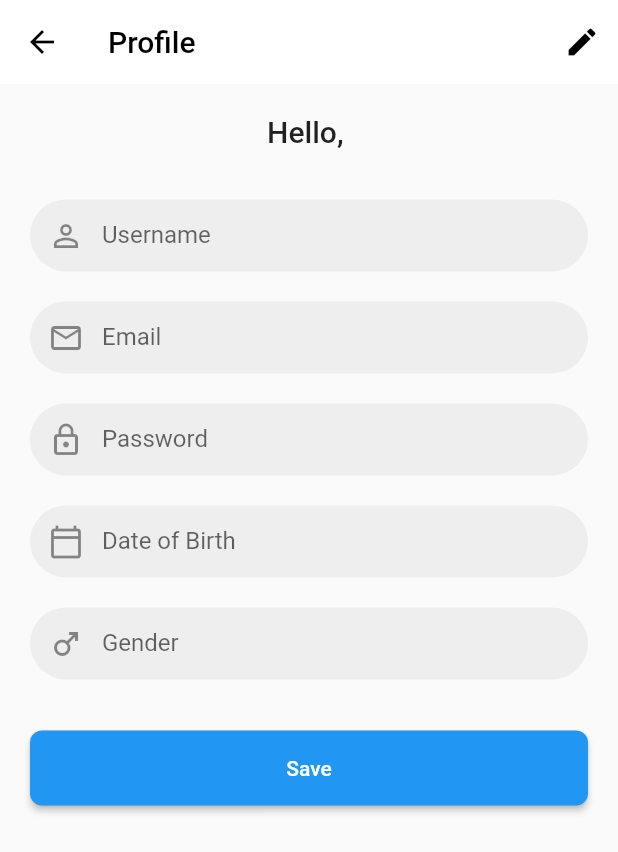
After one commit to SaunOne/tubesPBP_9_Fithub, a Flutter app: the ProfileView screen opened directly, on a phone screen of 412 x 824 dp. The commit adds this screen. Shown: the top 852 px of the screen. Run offline on Flutter 3.47's test engine with Material 2 defaults, Android fonts, the phone set to English and light mode, and no system bars; our stand-ins replace image_picker, shared_preferences; missing offline and left inert: dart:ffi; accounts and stored records are empty; network calls fail.

Commit message:
Update Profile with API User Data

```diff
--- a/lib/dataBaseQuery/Query.dart
+++ b/lib/dataBaseQuery/Query.dart
@@ -5,7 +5,7 @@ import 'package:http/http.dart';
 import 'package:shared_preferences/shared_preferences.dart';
 
 class Query {
-  static const String URL = "192.168.18.238:8000";
+  static const String URL = "10.0.2.2:8000";
   static const String Endpoint = "api/user";
   String token = '';
 
--- a/lib/route/Routes.dart
+++ b/lib/route/Routes.dart
@@ -4,4 +4,5 @@
 class Routes {
   static const  PreLogin = '/';
   static const Login = '/login';
+  static const profile = '/profileView';
 }
--- a/lib/view/Login.dart
+++ b/lib/view/Login.dart
@@ -6,6 +6,7 @@ import 'package:griding/constant/color.dart';
 import 'package:griding/view/NewPassword.dart';
 import 'package:griding/dataBaseQuery/Auth.dart';
 import 'package:griding/dataBaseQuery/Auth.dart';
+import 'package:griding/view/profileView.dart';
 import 'package:griding/view/test.dart';
 import 'package:http/http.dart';
 import 'package:shared_preferences/shared_preferences.dart';
@@ -46,7 +47,7 @@ class _LoginState extends State<Login> {
       Navigator.push(
         context,
         MaterialPageRoute(
-            builder: (context) => test()),
+            builder: (context) => ProfileView()),
       );
     }
     else{
--- /dev/null
+++ b/lib/view/profileView.dart
@@ -0,0 +1,367 @@
+import 'package:flutter/material.dart';
+import 'package:image_picker/image_picker.dart';
+import 'dart:io';
+import 'package:griding/Entity/User.dart';
+import 'package:shared_preferences/shared_preferences.dart';
+import 'dart:convert';
+import 'package:griding/Entity/ResponseDataUser.dart';
+import 'package:griding/dataBaseQuery/Query.dart';
+
+class ProfileView extends StatefulWidget {
+  const ProfileView({Key? key}) : super(key: key);
+
+  @override
+  _ProfileViewState createState() => _ProfileViewState();
+}
+
+class _ProfileViewState extends State<ProfileView> {
+  final TextEditingController usernameController = TextEditingController();
+  final TextEditingController phoneController = TextEditingController();
+  final TextEditingController emailController = TextEditingController();
+  final TextEditingController passwordController = TextEditingController();
+  final TextEditingController dateOfBirthController = TextEditingController();
+  final TextEditingController heightController = TextEditingController();
+  final TextEditingController weightController = TextEditingController();
+  final TextEditingController genderController = TextEditingController();
+
+  String gender = 'Male'; // Default gender value
+  final ImagePicker _picker = ImagePicker();
+  String? imagePath;
+
+  late int id = 0;
+  late User userData = User.empty(); // Initialize with an empty user object
+
+  @override
+  void initState() {
+    super.initState();
+    loadStoredData();
+  }
+
+  void loadStoredData() async {
+    SharedPreferences localStorage = await SharedPreferences.getInstance();
+
+    setState(() {
+      id = localStorage.getInt('id')!;
+      // Load user data when id is available
+      if (id != 0) {
+        getUserDataById();
+      }
+    });
+  }
+
+  void getUserDataById() async {
+    try {
+      User data = await getUserById(id);
+      setState(() {
+        userData = data;
+        usernameController.text = userData.username;
+        emailController.text = userData.email;
+        dateOfBirthController.text = userData.birthdate;
+        passwordController.text = userData.password;
+        genderController.text = userData.gender;
+      });
+    } catch (e) {
+      print("Error getting user data: $e");
+      // Handle the error if necessary
+    }
+  }
+
+  Future<void> _changeProfilePicture() async {
+    final XFile? image = await _picker.pickImage(source: ImageSource.gallery);
+    if (image != null) {
+      setState(() {
+        imagePath = image.path;
+      });
+    }
+  }
+
+  void _saveProfile() {
+    // Implement your save logic here
+    print('Save profile data');
+  }
+
+  @override
+  Widget build(BuildContext context) {
+    return Scaffold(
+      appBar: AppBar(
+        leading: IconButton(
+          icon: Icon(Icons.arrow_back, color: Colors.black),
+          onPressed: () => Navigator.of(context).pop(),
+        ),
+        title: Text('Profile', style: TextStyle(color: Colors.black)),
+        backgroundColor: Colors.white,
+        elevation: 0,
+        actions: [
+          IconButton(
+            icon: Icon(Icons.edit, color: Colors.black),
+            onPressed: () {
+              // Implement your edit logic here
+              print('Edit profile');
+            },
+          ),
+        ],
+      ),
+      body: SingleChildScrollView(
+        padding: EdgeInsets.all(20.0),
+        child: Column(
+          children: [
+            // GestureDetector(
+            //   onTap: _changeProfilePicture,
+            //   child: CircleAvatar(
+            //     radius: 50,
+            //     backgroundColor: Colors.grey.shade300,
+            //     backgroundImage:
+            //         imagePath != null ? FileImage(File(imagePath!)) : null,
+            //     child: imagePath == null
+            //         ? Icon(Icons.camera_alt, color: Colors.grey.shade800)
+            //         : null,
+            //   ),
+            // ),
+            Text('Hello, ${userData.fullname}', style: TextStyle(fontSize: 20, fontWeight: FontWeight.w500),),
+            SizedBox(height: 24),
+            _ProfileTextField(
+              controller: usernameController,
+              label: "Username",
+              icon: Icons.person_outline,
+            ),
+            // _ProfileTextField(
+            //   controller: phoneController,
+            //   label: "No Telephone",
+            //   icon: Icons.phone_android_outlined,
+            // ),
+            _ProfileTextField(
+              controller: emailController,
+              label: "Email",
+              icon: Icons.email_outlined,
+            ),
+            _ProfileTextField(
+              controller: passwordController,
+              label: "Password",
+              icon: Icons.lock_outline,
+              isPassword: true,
+            ),
+            _ProfileDateField(
+              controller: dateOfBirthController,
+              label: "Date of Birth",
+              icon: Icons.calendar_today_outlined,
+            ),
+            _ProfileDateField(controller: genderController, label: "Gender", icon: Icons.male),
+            // Row(
+            //   mainAxisAlignment: MainAxisAlignment.spaceBetween,
+            //   children: [
+            //     Expanded(
+            //       child: _ProfileMetricField(
+            //         controller: heightController,
+            //         label: "Height",
+            //         icon: Icons.straighten,
+            //       ),
+            //     ),
+            //     SizedBox(width: 10),
+            //     Expanded(
+            //       child: _ProfileMetricField(
+            //         controller: weightController,
+            //         label: "Weight",
+            //         icon: Icons.monitor_weight,
+            //       ),
+            //     ),
+            //   ],
+            // ),
+            // _GenderSelector(
+            //   gender: gender,
+            //   onGenderChanged: (newGender) {
+            //     setState(() {
+            //       gender = newGender;
+            //     });
+            //   },
+            // ),
+            SizedBox(height: 24),
+            ElevatedButton(
+              onPressed: _saveProfile,
+              child: Text('Save'),
+              style: ElevatedButton.styleFrom(
+                primary: Colors.blue,
+                onPrimary: Colors.white,
+                shape: RoundedRectangleBorder(
+                  borderRadius: BorderRadius.circular(8),
+                ),
+                minimumSize: Size(double.infinity, 50),
+              ),
+            ),
+          ],
+        ),
+      ),
+      // Add BottomNavigationBar or other widgets if needed
+    );
+  }
+}
+
+class _ProfileTextField extends StatelessWidget {
+  final TextEditingController controller;
+  final String label;
+  final IconData icon;
+  final bool isPassword;
+
+  const _ProfileTextField({
+    Key? key,
+    required this.controller,
+    required this.label,
+    required this.icon,
+    this.isPassword = false,
+  }) : super(key: key);
+
+  @override
+  Widget build(BuildContext context) {
+    return Padding(
+      padding: const EdgeInsets.symmetric(vertical: 10),
+      child: TextField(
+        controller: controller,
+        decoration: InputDecoration(
+          labelText: label,
+          prefixIcon: Icon(icon),
+          filled: true,
+          fillColor: Colors.grey[200],
+          border: OutlineInputBorder(
+            borderRadius: BorderRadius.circular(25),
+            borderSide: BorderSide.none,
+          ),
+          contentPadding: EdgeInsets.symmetric(vertical: 0, horizontal: 15),
+        ),
+        obscureText: isPassword,
+      ),
+    );
+  }
+}
+
+class _ProfileMetricField extends StatelessWidget {
+  final TextEditingController controller;
+  final String label;
+  final IconData icon;
+
+  const _ProfileMetricField({
+    Key? key,
+    required this.controller,
+    required this.label,
+    required this.icon,
+  }) : super(key: key);
+
+  @override
+  Widget build(BuildContext context) {
+    return Padding(
+      padding: const EdgeInsets.symmetric(vertical: 10),
+      child: TextField(
+        controller: controller,
+        keyboardType: TextInputType.number,
+        decoration: InputDecoration(
+          labelText: label,
+          prefixIcon: Icon(icon),
+          filled: true,
+          fillColor: Colors.grey[200],
+          border: OutlineInputBorder(
+            borderRadius: BorderRadius.circular(25),
+            borderSide: BorderSide.none,
+          ),
+          contentPadding: EdgeInsets.symmetric(vertical: 0, horizontal: 15),
+        ),
+      ),
+    );
+  }
+}
+
+class _ProfileDateField extends StatelessWidget {
+  final TextEditingController controller;
+  final String label;
+  final IconData icon;
+
+  const _ProfileDateField({
+    Key? key,
+    required this.controller,
+    required this.label,
+    required this.icon,
+  }) : super(key: key);
+
+  @override
+  Widget build(BuildContext context) {
+    return Padding(
+      padding: const EdgeInsets.symmetric(vertical: 10),
+      child: TextField(
+        controller: controller,
+        decoration: InputDecoration(
+          labelText: label,
+          prefixIcon: Icon(icon),
+          filled: true,
+          fillColor: Colors.grey[200],
+          border: OutlineInputBorder(
+            borderRadius: BorderRadius.circular(25),
+            borderSide: BorderSide.none,
+          ),
+          contentPadding: EdgeInsets.symmetric(vertical: 0, horizontal: 15),
+        ),
+        readOnly: true,
+        onTap: () async {
+          DateTime? pickedDate = await showDatePicker(
+            context: context,
+            initialDate: DateTime.now(),
+            firstDate: DateTime(1900),
+            lastDate: DateTime(2100),
+          );
+          if (pickedDate != null) {
+            String formattedDate =
+                "${pickedDate.year}-${pickedDate.month}-${pickedDate.day}";
+            controller.text = formattedDate;
+          }
+        },
+      ),
+    );
+  }
+}
+
+class _GenderSelector extends StatelessWidget {
+  final String gender;
+  final ValueChanged<String> onGenderChanged;
+
+  const _GenderSelector({
+    Key? key,
+    required this.gender,
+    required this.onGenderChanged,
+  }) : super(key: key);
+
+  @override
+  Widget build(BuildContext context) {
+    return Padding(
+      padding: const EdgeInsets.symmetric(vertical: 10),
+      child: Row(
+        children: [
+          Expanded(
+            child: ListTile(
+              title: const Text('Male'),
+              leading: Radio<String>(
+                value: 'Male',
+                groupValue: gender,
+                onChanged: (value) {
+                  onGenderChanged(value!);
+                },
+              ),
+            ),
+          ),
+          Expanded(
+            child: ListTile(
+              title: const Text('Female'),
+              leading: Radio<String>(
+                value: 'Female',
+                groupValue: gender,
+                onChanged: (value) {
+                  onGenderChanged(value!);
+                },
+              ),
+            ),
+          ),
+        ],
+      ),
+    );
+  }
+}
+    Future<User> getUserById(int id) async {
+    print(id);
+    User data = await Query().getByUser(id);
+    return data;
+  }
--- a/pubspec.yaml
+++ b/pubspec.yaml
@@ -37,6 +37,7 @@ dependencies:
   cupertino_icons: ^1.0.2
   http: ^1.1.0
   shared_preferences: ^2.2.2
+  image_picker: ^1.0.4
 
 dev_dependencies:
   flutter_test:
```
Also changed, not shown: lib/dataBaseQuery/Auth.dart (+1 -7 lines), pubspec.lock, 5 other files.
